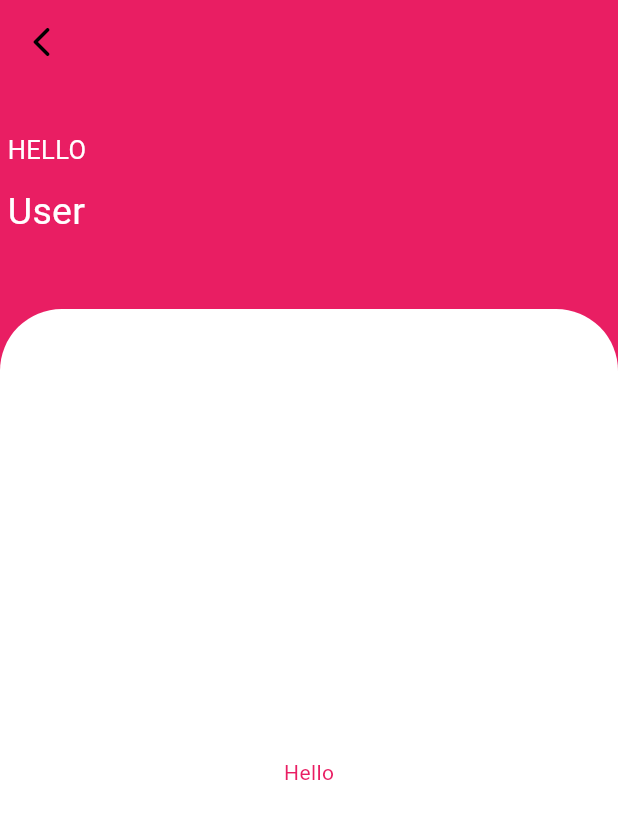
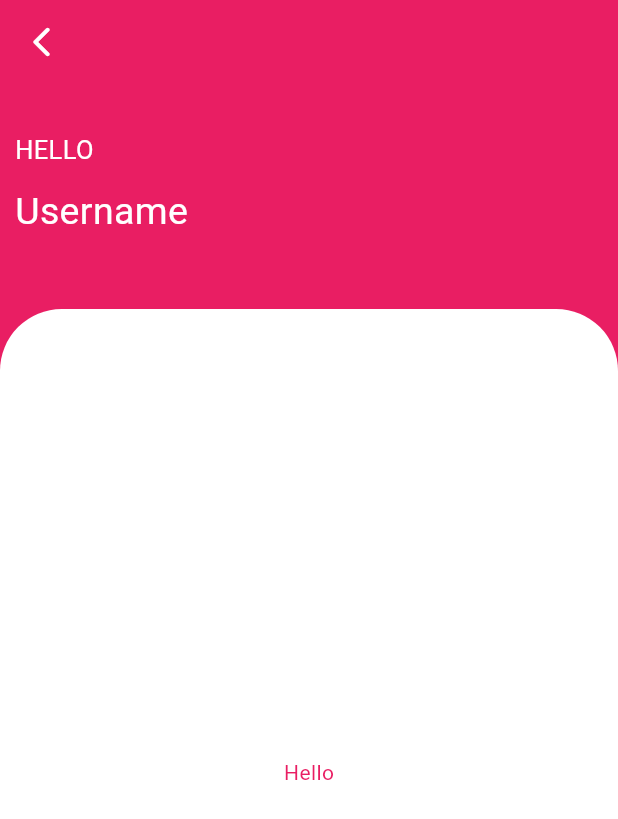
Before and after one commit to JotaDouglas/teste_mobile, a Flutter app: the HomePage screen opened by its route, on a phone screen of 412 x 824 dp. Shown: the top 819 px of the screen. Run offline on Flutter 3.47's test engine with Material 3 defaults, Android fonts, the phone set to English and light mode, and no system bars.

Commit message:
feat: icon color

```diff
--- a/lib/views/home.view.dart
+++ b/lib/views/home.view.dart
@@ -8,46 +8,59 @@ class HomePage extends StatefulWidget {
 }
 
 class _HomePageState extends State<HomePage> {
-  goBack(){
+  goBack() {
     Navigator.of(context).pop();
   }
+
   @override
-
   Widget build(BuildContext context) {
     final screen = MediaQuery.of(context).size;
-    final _radio = screen.width * 0.1;
+    final radio = screen.width * 0.1;
     return Scaffold(
       appBar: AppBar(
-        leading: IconButton(onPressed: (){}, icon: const Icon(Icons.arrow_back_ios_rounded)),
+        leading: IconButton(
+          onPressed: () {},
+          icon: const Icon(Icons.arrow_back_ios_rounded),
+          color: Colors.white,
+        ),
       ),
       body: Column(
         mainAxisAlignment: MainAxisAlignment.end,
         children: [
-           Padding(
-             padding: const EdgeInsets.only(left: 5),
-             child: Container(
+          Padding(
+            padding: const EdgeInsets.only(left: 10),
+            child: SizedBox(
               width: screen.width,
               height: screen.height * 0.1,
               child: const Column(
                 crossAxisAlignment: CrossAxisAlignment.start,
                 mainAxisAlignment: MainAxisAlignment.spaceAround,
                 children: [
-                  Text("HELLO", style: TextStyle(color: Colors.white, fontSize: 17),),
-                  Text("User", style: TextStyle(color: Colors.white, fontSize: 25),),
+                  Text(
+                    "HELLO",
+                    style: TextStyle(color: Colors.white, fontSize: 17),
+                  ),
+                  Text(
+                    "Username",
+                    style: TextStyle(color: Colors.white, fontSize: 25),
+                  ),
                 ],
               ),
-                       ),
-           ),
-          SizedBox(height: screen.height * 0.05,),
+            ),
+          ),
+          SizedBox(
+            height: screen.height * 0.05,
+          ),
           Container(
             height: screen.height * 0.75,
             width: screen.width,
             child: Center(child: Text("Hello")),
             decoration: BoxDecoration(
-                borderRadius: BorderRadius.only(
-                    topLeft: Radius.circular(_radio),
-                    topRight: Radius.circular(_radio)),
-                    color: Colors.white,),
+              borderRadius: BorderRadius.only(
+                  topLeft: Radius.circular(radio),
+                  topRight: Radius.circular(radio)),
+              color: Colors.white,
+            ),
           )
         ],
       ),
```
